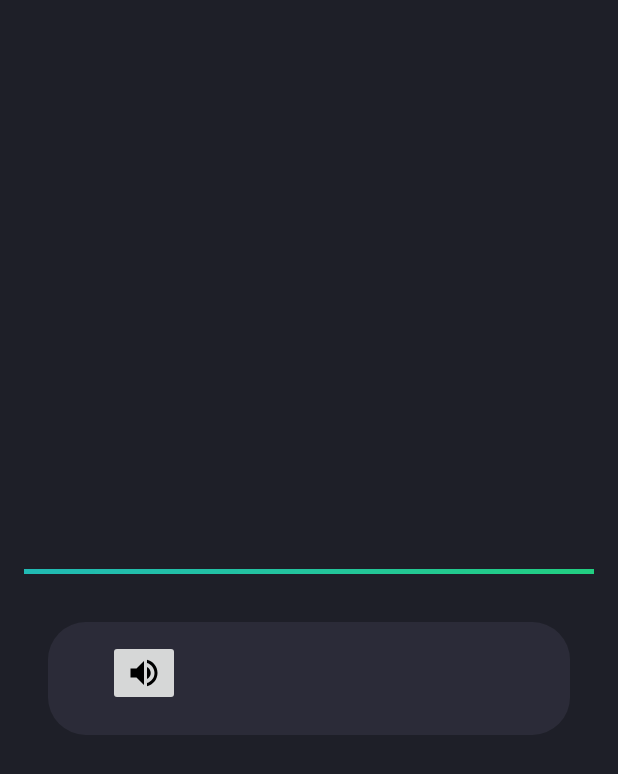
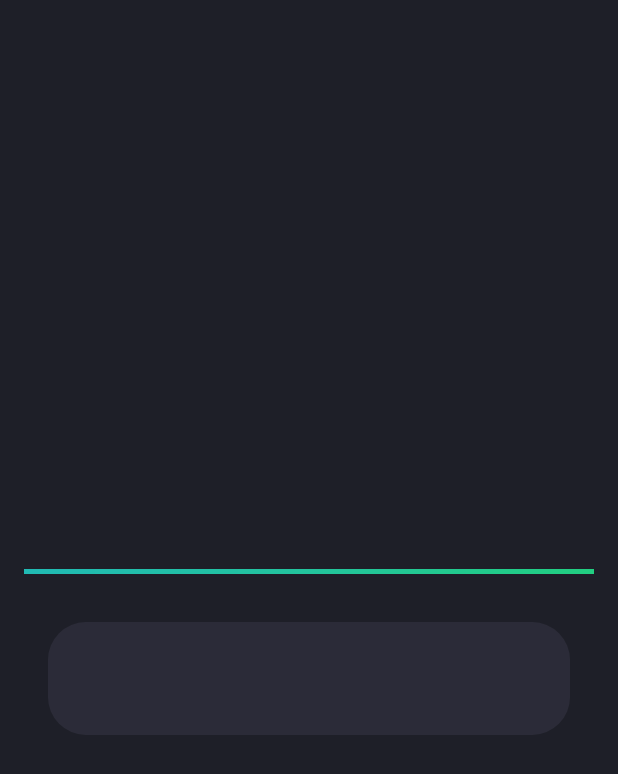
Before and after one commit to as005413/EnglishLearningApp_second, an Android app: the CardShowActivity screen opened directly, with no data from a screen before it, on a phone screen of 412 x 824 dp. Shown: the top 774 px of the screen. Run offline under Robolectric (Android 15) with nearby library versions, the phone set to English and light mode, and no system bars; 1 statement that could not run was skipped.

Commit message:
little things

```diff
--- a/app/src/main/java/com/example/englishlearningapp/CardShowActivity.java
+++ b/app/src/main/java/com/example/englishlearningapp/CardShowActivity.java
@@ -81,7 +81,7 @@ public class CardShowActivity extends AppCompatActivity {
         head.setText(title);
 
         this.word.setText(mainActivityIntent.getStringExtra("transcription"));
-        String def = "a \0person \0who \0catches \0fish as a job or as a \0hobby .";
+        String def = "a \0person \0who \0catches \0fish as a job or as a \0hobby ";
         definition.setMovementMethod(LinkMovementMethod.getInstance());
         definition.setText(addClikablePart(def), TextView.BufferType.SPANNABLE);
 
--- a/app/src/main/res/layout/activity_card_show.xml
+++ b/app/src/main/res/layout/activity_card_show.xml
@@ -113,7 +113,7 @@
                             android:layout_marginStart="16dp"
                             android:layout_marginTop="12dp"
                             android:onClick="OnClickSound"
-                            android:visibility="visible"
+                            android:visibility="gone"
                             app:layout_constraintEnd_toEndOf="parent"
                             app:layout_constraintHorizontal_bias="0.0"
                             app:layout_constraintStart_toEndOf="@+id/textViewWord"
--- a/app/src/main/res/layout/activity_main.xml
+++ b/app/src/main/res/layout/activity_main.xml
@@ -52,7 +52,7 @@
         android:layout_width="match_parent"
         android:layout_height="wrap_content"
         android:layout_marginTop="4dp"
-        android:layout_marginStart="16dp"
+        android:layout_marginStart="18dp"
         android:layout_marginEnd="16dp"
         android:clickable="false"
         app:layout_constraintTop_toBottomOf="@+id/editText2"
```
Also changed, not shown: 22 other files.
